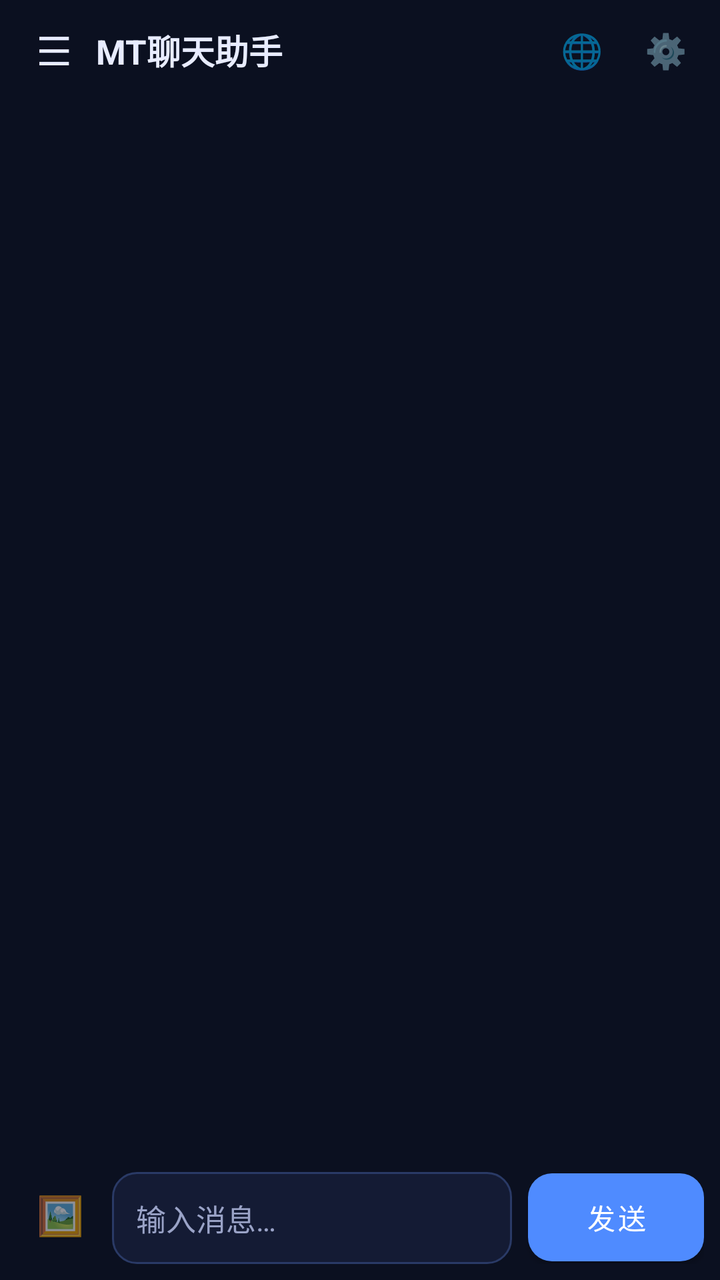
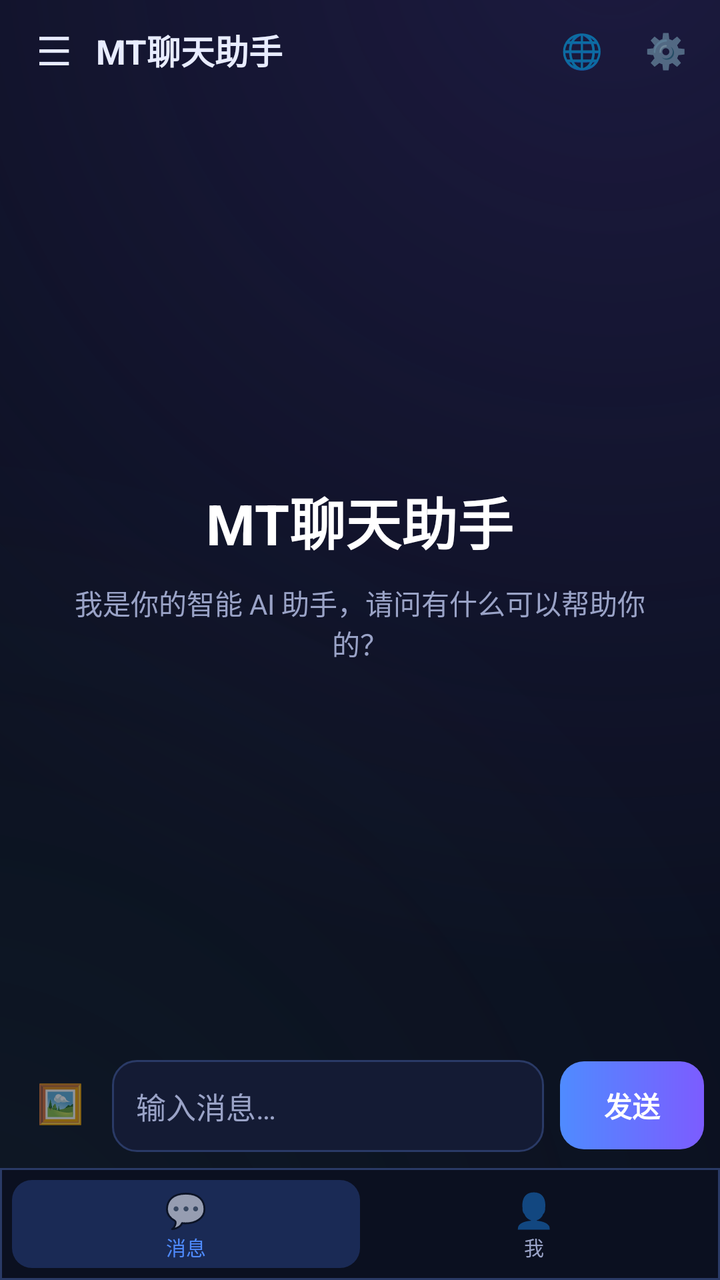

Screens rendered from an Android XML layout before and after an edit, with the pre-edit source and the edit as a unified diff.
<!-- AndroidManifest.xml: application theme Theme.MTChat -->
<!-- res/layout/activity_main.xml -->
<?xml version="1.0" encoding="utf-8"?>
<LinearLayout xmlns:android="http://schemas.android.com/apk/res/android"
    xmlns:app="http://schemas.android.com/apk/res-auto"
    android:id="@+id/root"
    android:layout_width="match_parent"
    android:layout_height="match_parent"
    android:orientation="vertical"
    android:background="@color/bg"
    android:fitsSystemWindows="true">

    <LinearLayout
        android:layout_width="match_parent"
        android:layout_height="wrap_content"
        android:orientation="horizontal"
        android:gravity="center_vertical"
        android:paddingStart="6dp"
        android:paddingEnd="6dp"
        android:paddingTop="4dp"
        android:paddingBottom="4dp">

        <TextView
            android:id="@+id/btnMenu"
            android:layout_width="42dp"
            android:layout_height="42dp"
            android:gravity="center"
            android:text="☰"
            android:textSize="20sp"
            android:textColor="@color/text"
            android:background="?attr/selectableItemBackgroundBorderless" />

        <TextView
            android:id="@+id/tvTitle"
            android:layout_width="0dp"
            android:layout_height="wrap_content"
            android:layout_weight="1"
            android:text="MT聊天助手"
            android:textColor="@color/text"
            android:textStyle="bold"
            android:textSize="17sp" />

        <TextView
            android:id="@+id/btnTrans"
            android:layout_width="42dp"
            android:layout_height="42dp"
            android:gravity="center"
            android:text="🌐"
            android:textSize="17sp"
            android:background="?attr/selectableItemBackgroundBorderless" />

        <TextView
            android:id="@+id/btnSet"
            android:layout_width="42dp"
            android:layout_height="42dp"
            android:gravity="center"
            android:text="⚙️"
            android:textSize="17sp"
            android:background="?attr/selectableItemBackgroundBorderless" />
    </LinearLayout>

    <androidx.recyclerview.widget.RecyclerView
        android:id="@+id/rv"
        android:layout_width="match_parent"
        android:layout_height="0dp"
        android:layout_weight="1"
        android:clipToPadding="false"
        android:paddingTop="6dp"
        android:paddingBottom="6dp" />

    <LinearLayout
        android:id="@+id/imgBar"
        android:layout_width="match_parent"
        android:layout_height="wrap_content"
        android:orientation="horizontal"
        android:gravity="center_vertical"
        android:visibility="gone"
        android:paddingStart="10dp"
        android:paddingEnd="10dp"
        android:paddingBottom="4dp">

        <ImageView
            android:id="@+id/imgPreview"
            android:layout_width="44dp"
            android:layout_height="44dp"
            android:scaleType="centerCrop" />

        <TextView
            android:layout_width="0dp"
            android:layout_height="wrap_content"
            android:layout_weight="1"
            android:layout_marginStart="10dp"
            android:text="待发送图片（≤2400×1080）"
            android:textColor="@color/sub"
            android:textSize="12sp" />

        <TextView
            android:id="@+id/btnClearImg"
            android:layout_width="34dp"
            android:layout_height="34dp"
            android:gravity="center"
            android:text="✕"
            android:textSize="15sp"
            android:textColor="@color/danger"
            android:background="?attr/selectableItemBackgroundBorderless" />
    </LinearLayout>

    <LinearLayout
        android:layout_width="match_parent"
        android:layout_height="wrap_content"
        android:orientation="horizontal"
        android:gravity="bottom"
        android:padding="8dp">

        <TextView
            android:id="@+id/btnImg"
            android:layout_width="44dp"
            android:layout_height="44dp"
            android:gravity="center"
            android:text="🖼️"
            android:textSize="19sp"
            android:background="?attr/selectableItemBackgroundBorderless" />

        <EditText
            android:id="@+id/etInput"
            android:layout_width="0dp"
            android:layout_height="wrap_content"
            android:layout_weight="1"
            android:layout_marginStart="4dp"
            android:layout_marginEnd="8dp"
            android:background="@drawable/bg_input"
            android:hint="输入消息…"
            android:textColorHint="@color/sub"
            android:textColor="@color/text"
            android:textSize="15sp"
            android:padding="12dp"
            android:minHeight="44dp"
            android:maxLines="5"
            android:inputType="textMultiLine|textCapSentences" />

        <com.google.android.material.button.MaterialButton
            android:id="@+id/btnSend"
            android:layout_width="wrap_content"
            android:layout_height="44dp"
            android:text="发送"
            android:textAllCaps="false"
            android:insetTop="0dp"
            android:insetBottom="0dp"
            app:cornerRadius="12dp" />
    </LinearLayout>
</LinearLayout>
<!-- resources referenced by this layout -->
<resources>
  <color name="bg">#0B1020</color>
  <color name="danger">#FF6B81</color>
  <color name="sub">#9AA3C7</color>
  <color name="text">#E8ECFF</color>
  <!-- drawable bg_input (drawable) -->
  <?xml version="1.0" encoding="utf-8"?>
  <shape xmlns:android="http://schemas.android.com/apk/res/android" android:shape="rectangle">
      <solid android:color="#141B34" />
      <corners android:radius="12dp" />
      <stroke android:width="1dp" android:color="@color/line" />
  </shape>
  <style name="Theme.MTChat" parent="Theme.MaterialComponents.DayNight.NoActionBar">
          <item name="colorPrimary">@color/pri</item>
          <item name="colorPrimaryVariant">@color/pri2</item>
          <item name="colorOnPrimary">#FFFFFF</item>
          <item name="android:statusBarColor">@color/bg</item>
          <item name="android:navigationBarColor">@color/bg</item>
          <item name="android:windowBackground">@color/bg</item>
          <item name="android:windowLightStatusBar">false</item>
      </style>
  <color name="line">#2A3A66</color>
  <color name="pri">#4F8BFF</color>
  <color name="pri2">#7C5CFF</color>
</resources>

<!-- the commit's change to res/layout/activity_main.xml (unified diff, before → after) -->
@@ -1,11 +1,10 @@
 <?xml version="1.0" encoding="utf-8"?>
 <LinearLayout xmlns:android="http://schemas.android.com/apk/res/android"
-    xmlns:app="http://schemas.android.com/apk/res-auto"
     android:id="@+id/root"
     android:layout_width="match_parent"
     android:layout_height="match_parent"
     android:orientation="vertical"
-    android:background="@color/bg"
+    android:background="@drawable/bg_app"
     android:fitsSystemWindows="true">
 
     <LinearLayout
@@ -57,14 +56,130 @@
             android:background="?attr/selectableItemBackgroundBorderless" />
     </LinearLayout>
 
-    <androidx.recyclerview.widget.RecyclerView
-        android:id="@+id/rv"
+    <FrameLayout
         android:layout_width="match_parent"
         android:layout_height="0dp"
-        android:layout_weight="1"
-        android:clipToPadding="false"
-        android:paddingTop="6dp"
-        android:paddingBottom="6dp" />
+        android:layout_weight="1">
+
+        <androidx.recyclerview.widget.RecyclerView
+            android:id="@+id/rv"
+            android:layout_width="match_parent"
+            android:layout_height="match_parent"
+            android:clipToPadding="false"
+            android:paddingTop="6dp"
+            android:paddingBottom="6dp" />
+
+        <LinearLayout
+            android:id="@+id/welcomePane"
+            android:layout_width="match_parent"
+            android:layout_height="match_parent"
+            android:orientation="vertical"
+            android:gravity="center"
+            android:padding="24dp">
+
+            <TextView
+                android:id="@+id/tvWelcomeTitle"
+                android:layout_width="wrap_content"
+                android:layout_height="wrap_content"
+                android:text="MT聊天助手"
+                android:textColor="#FFFFFF"
+                android:textSize="28sp"
+                android:textStyle="bold" />
+
+            <TextView
+                android:layout_width="wrap_content"
+                android:layout_height="wrap_content"
+                android:layout_marginTop="10dp"
+                android:text="我是你的智能 AI 助手，请问有什么可以帮助你的？"
+                android:textColor="@color/sub"
+                android:textSize="14sp"
+                android:gravity="center" />
+        </LinearLayout>
+
+        <ScrollView
+            android:id="@+id/mePane"
+            android:layout_width="match_parent"
+            android:layout_height="match_parent"
+            android:visibility="gone">
+
+            <LinearLayout
+                android:layout_width="match_parent"
+                android:layout_height="wrap_content"
+                android:orientation="vertical"
+                android:padding="16dp">
+
+                <LinearLayout
+                    android:layout_width="match_parent"
+                    android:layout_height="wrap_content"
+                    android:orientation="vertical"
+                    android:gravity="center"
+                    android:paddingTop="24dp"
+                    android:paddingBottom="18dp">
+
+                    <TextView
+                        android:layout_width="64dp"
+                        android:layout_height="64dp"
+                        android:background="@drawable/bg_avatar_user"
+                        android:gravity="center"
+                        android:text="我"
+                        android:textColor="#FFFFFF"
+                        android:textSize="24sp"
+                        android:textStyle="bold" />
+
+                    <TextView
+                        android:id="@+id/tvMeModel"
+                        android:layout_width="wrap_content"
+                        android:layout_height="wrap_content"
+                        android:layout_marginTop="10dp"
+                        android:textColor="@color/text"
+                        android:textSize="14sp" />
+                </LinearLayout>
+
+                <TextView
+                    android:id="@+id/meModel"
+                    android:layout_width="match_parent"
+                    android:layout_height="wrap_content"
+                    android:background="@drawable/bg_me_item"
+                    android:padding="14dp"
+                    android:text="🤖  模型与温度"
+                    android:textColor="@color/text"
+                    android:textSize="14sp" />
+
+                <TextView
+                    android:id="@+id/meWx"
+                    android:layout_width="match_parent"
+                    android:layout_height="wrap_content"
+                    android:layout_marginTop="10dp"
+                    android:background="@drawable/bg_me_item"
+                    android:padding="14dp"
+                    android:text="💬  加微信反馈"
+                    android:textColor="@color/text"
+                    android:textSize="14sp" />
+
+                <TextView
+                    android:id="@+id/meSp"
+                    android:layout_width="match_parent"
+                    android:layout_height="wrap_content"
+                    android:layout_marginTop="10dp"
+                    android:background="@drawable/bg_me_item"
+                    android:padding="14dp"
+                    android:text="☕  赞助支持"
+                    android:textColor="@color/text"
+                    android:textSize="14sp" />
+
+                <TextView
+                    android:id="@+id/meAbout"
+                    android:layout_width="match_parent"
+                    android:layout_height="wrap_content"
+                    android:layout_marginTop="10dp"
+                    android:background="@drawable/bg_me_item"
+                    android:padding="14dp"
+                    android:text="ℹ️  关于"
+                    android:textColor="@color/text"
+                    android:textSize="14sp" />
+            </LinearLayout>
+        </ScrollView>
+    </FrameLayout>
 
     <LinearLayout
         android:id="@+id/imgBar"
@@ -104,6 +219,7 @@
     </LinearLayout>
 
     <LinearLayout
+        android:id="@+id/inputBar"
         android:layout_width="match_parent"
         android:layout_height="wrap_content"
         android:orientation="horizontal"
@@ -136,14 +252,69 @@
             android:maxLines="5"
             android:inputType="textMultiLine|textCapSentences" />
 
-        <com.google.android.material.button.MaterialButton
+        <TextView
             android:id="@+id/btnSend"
-            android:layout_width="wrap_content"
+            android:layout_width="72dp"
             android:layout_height="44dp"
+            android:background="@drawable/bg_send"
+            android:gravity="center"
             android:text="发送"
-            android:textAllCaps="false"
-            android:insetTop="0dp"
-            android:insetBottom="0dp"
-            app:cornerRadius="12dp" />
+            android:textColor="#FFFFFF"
+            android:textSize="14sp"
+            android:textStyle="bold" />
+    </LinearLayout>
+
+    <LinearLayout
+        android:id="@+id/tabbar"
+        android:layout_width="match_parent"
+        android:layout_height="56dp"
+        android:orientation="horizontal"
+        android:background="@drawable/bg_tabbar"
+        android:padding="6dp">
+
+        <LinearLayout
+            android:id="@+id/tabMsg"
+            android:layout_width="0dp"
+            android:layout_height="match_parent"
+            android:layout_weight="1"
+            android:orientation="vertical"
+            android:gravity="center"
+            android:background="@drawable/bg_tab_on">
+
+            <TextView
+                android:layout_width="wrap_content"
+                android:layout_height="wrap_content"
+                android:text="💬"
+                android:textSize="17sp" />
+
+            <TextView
+                android:layout_width="wrap_content"
+                android:layout_height="wrap_content"
+                android:text="消息"
+                android:textColor="@color/pri"
+                android:textSize="10sp" />
+        </LinearLayout>
+
+        <LinearLayout
+            android:id="@+id/tabMe"
+            android:layout_width="0dp"
+            android:layout_height="match_parent"
+            android:layout_weight="1"
+            android:orientation="vertical"
+            android:gravity="center">
+
+            <TextView
+                android:layout_width="wrap_content"
+                android:layout_height="wrap_content"
+                android:text="👤"
+                android:textSize="17sp" />
+
+            <TextView
+                android:layout_width="wrap_content"
+                android:layout_height="wrap_content"
+                android:text="我"
+                android:textColor="@color/sub"
+                android:textSize="10sp" />
+        </LinearLayout>
     </LinearLayout>
 </LinearLayout>
<!-- resource entries referenced after the edit -->
@@ -4,6 +4,40 @@
   <color name="danger">#FF6B81</color>
   <color name="sub">#9AA3C7</color>
   <color name="text">#E8ECFF</color>
+  <!-- drawable bg_app (drawable) -->
+  <?xml version="1.0" encoding="utf-8"?>
+  <layer-list xmlns:android="http://schemas.android.com/apk/res/android">
+      <item>
+          <shape><solid android:color="#0B1020" /></shape>
+      </item>
+      <item>
+          <shape>
+              <gradient
+                  android:type="radial"
+                  android:centerX="0.85"
+                  android:centerY="-0.05"
+                  android:gradientRadius="520dp"
+                  android:startColor="#553D2C7C"
+                  android:endColor="#000B1020" />
+          </shape>
+      </item>
+      <item>
+          <shape>
+              <gradient
+                  android:type="radial"
+                  android:centerX="-0.1"
+                  android:centerY="1.05"
+                  android:gradientRadius="460dp"
+                  android:startColor="#331A3B3A"
+                  android:endColor="#000B1020" />
+          </shape>
+      </item>
+  </layer-list>
+  <!-- drawable bg_avatar_user (drawable) -->
+  <?xml version="1.0" encoding="utf-8"?>
+  <shape xmlns:android="http://schemas.android.com/apk/res/android" android:shape="oval">
+      <gradient android:startColor="#4F8BFF" android:endColor="#7C5CFF" android:angle="45" />
+  </shape>
   <!-- drawable bg_input (drawable) -->
   <?xml version="1.0" encoding="utf-8"?>
   <shape xmlns:android="http://schemas.android.com/apk/res/android" android:shape="rectangle">
@@ -11,6 +45,35 @@
       <corners android:radius="12dp" />
       <stroke android:width="1dp" android:color="@color/line" />
   </shape>
+  <!-- drawable bg_me_item (drawable) -->
+  <?xml version="1.0" encoding="utf-8"?>
+  <shape xmlns:android="http://schemas.android.com/apk/res/android" android:shape="rectangle">
+      <solid android:color="#141B34" />
+      <corners android:radius="12dp" />
+      <stroke android:width="1dp" android:color="#2A3A66" />
+  </shape>
+  <!-- drawable bg_send (drawable) -->
+  <?xml version="1.0" encoding="utf-8"?>
+  <shape xmlns:android="http://schemas.android.com/apk/res/android" android:shape="rectangle">
+      <gradient android:startColor="#4F8BFF" android:endColor="#7C5CFF" android:angle="0" />
+      <corners android:radius="12dp" />
+  </shape>
+  <!-- drawable bg_tab_on (drawable) -->
+  <?xml version="1.0" encoding="utf-8"?>
+  <shape xmlns:android="http://schemas.android.com/apk/res/android" android:shape="rectangle">
+      <solid android:color="#1A2A55" />
+      <corners android:radius="10dp" />
+  </shape>
+  <!-- drawable bg_tabbar (drawable) -->
+  <?xml version="1.0" encoding="utf-8"?>
+  <layer-list xmlns:android="http://schemas.android.com/apk/res/android">
+      <item>
+          <shape>
+              <solid android:color="#0B1020" />
+              <stroke android:width="1dp" android:color="#2A3A66" />
+          </shape>
+      </item>
+  </layer-list>
   <style name="Theme.MTChat" parent="Theme.MaterialComponents.DayNight.NoActionBar">
           <item name="colorPrimary">@color/pri</item>
           <item name="colorPrimaryVariant">@color/pri2</item>
